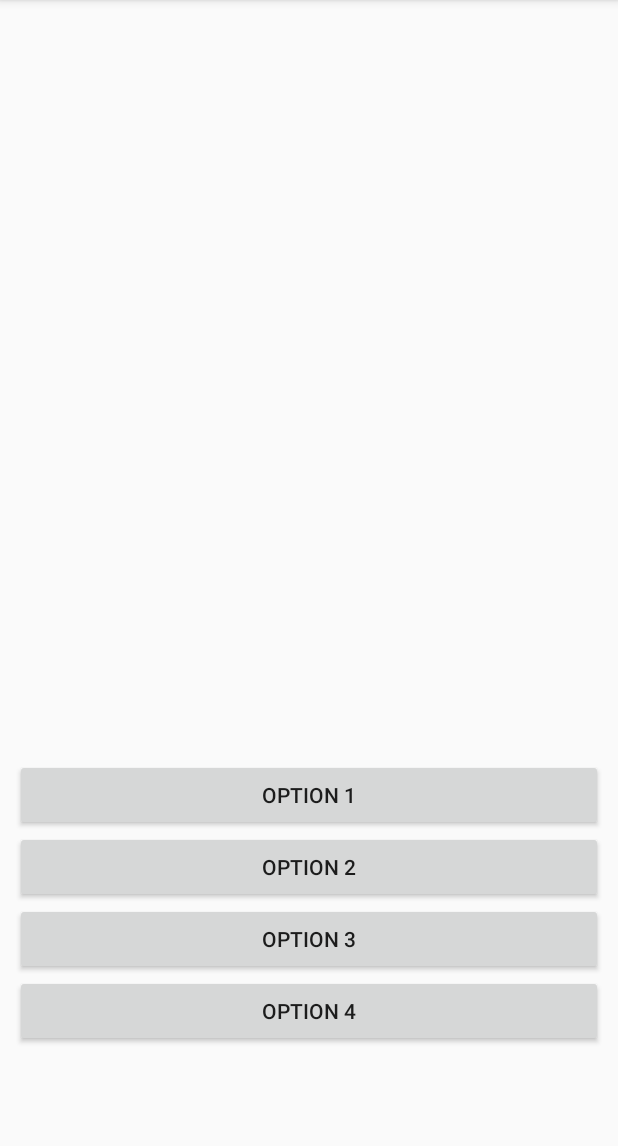
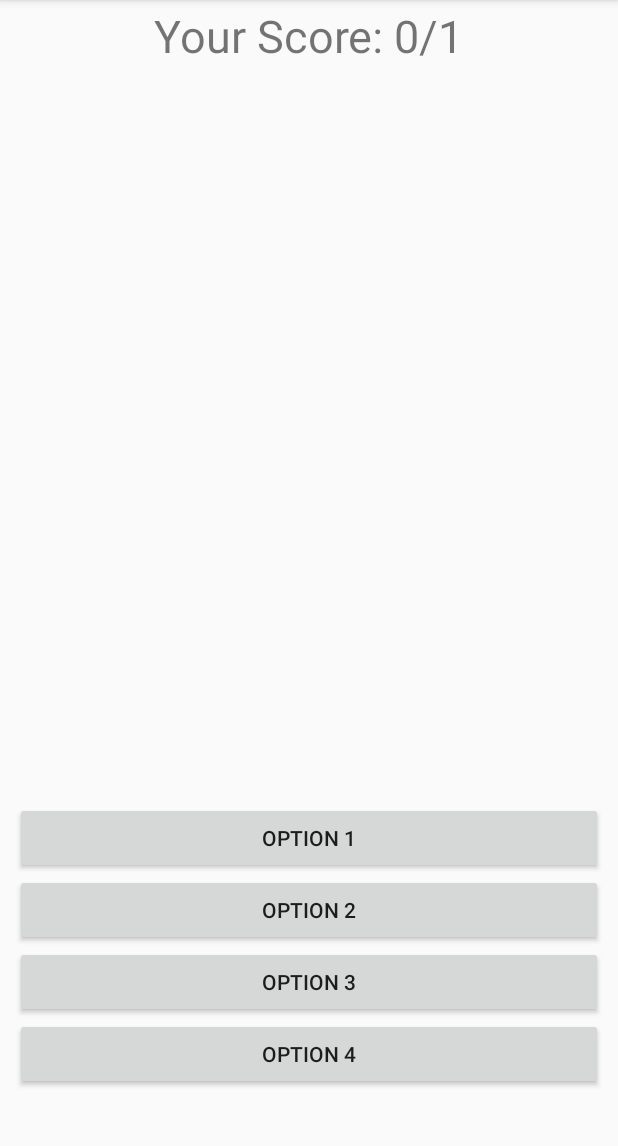
Before and after one commit to JZhou717/celeb_guesser_test, an Android app: the screen it shows after launch (MainActivity), after a tap on "OPTION 1", on a phone screen of 412 x 824 dp, the part 84-1230 px from its top. Run offline under Robolectric (Android 15) with nearby library versions, the phone set to English and light mode, and no system bars; 5 statements that could not run were skipped.

Commit message:
Added in scoreboard and removed reoccuring images

```diff
--- a/app/src/main/java/com/jakezhou/celebrityguesser/MainActivity.java
+++ b/app/src/main/java/com/jakezhou/celebrityguesser/MainActivity.java
@@ -1,5 +1,6 @@
 package com.jakezhou.celebrityguesser;
 
+import androidx.appcompat.app.AlertDialog;
 import androidx.appcompat.app.AppCompatActivity;
 
 import android.graphics.Bitmap;
@@ -8,9 +9,11 @@ import android.graphics.drawable.Drawable;
 import android.os.AsyncTask;
 import android.os.Bundle;
 import android.util.Log;
+import android.view.Gravity;
 import android.view.View;
 import android.widget.Button;
 import android.widget.ImageView;
+import android.widget.TextView;
 import android.widget.Toast;
 import java.io.InputStream;
 import java.io.InputStreamReader;
@@ -33,6 +36,7 @@ import javax.net.ssl.HttpsURLConnection;
 public class MainActivity extends AppCompatActivity {
 
     //View objects
+    TextView scoreboard;
     ImageView celebImage;
     Button option1;
     Button option2;
@@ -44,8 +48,13 @@ public class MainActivity extends AppCompatActivity {
     String imdb;
     List<String> urls;
     List<String> names;
-    //Stores the index of the current celebrity shown
+    List<String> allNames = new ArrayList<>();
+    //Stores the index and name of the current celebrity shown
     int curr = -1;
+    String name;
+    //Keeps track of user score
+    int correct = 0;
+    int total = 0;
 
     @Override
     protected void onCreate(Bundle savedInstanceState) {
@@ -54,6 +63,7 @@ public class MainActivity extends AppCompatActivity {
 
         onClick = new MyListener();
 
+        scoreboard = findViewById(R.id.scoreBoard);
         celebImage = findViewById(R.id.celebImage);
         option1 = findViewById(R.id.option1);
         option1.setOnClickListener(onClick);
@@ -79,8 +89,7 @@ public class MainActivity extends AppCompatActivity {
         Log.i("URL list size", urls.size() + "");
         names = findNames(imdb);
         Log.i("Names list size", names.size() + "");
-
-
+        allNames.addAll(names);
         newCeleb();
     }
 
@@ -90,19 +99,24 @@ public class MainActivity extends AppCompatActivity {
 
         //Getting a random celeb
         curr = r.nextInt(urls.size());
+
         //Setting the image for the celeb
         ImageDownloader downloader = new ImageDownloader();
         try {
-            celebImage.setImageBitmap(downloader.execute(urls.get(curr)).get());
+            //Removes this link so we do not get the same celeb again
+            celebImage.setImageBitmap(downloader.execute(urls.remove(curr)).get());
         }
         catch (Exception e) {
             e.printStackTrace();
         }
+
         //Setting the button options using a list to avoid redundant answers
         List<String> options = new ArrayList<>();
-        options.add(names.get(curr));
+        //Removes the name from the original list of names
+        name = names.remove(curr);
+        options.add(name);
         while(options.size() < 4) {
-            String temp = names.get(r.nextInt(names.size()));
+            String temp = allNames.get(r.nextInt(allNames.size()));
             if(!options.contains(temp))
                 options.add(temp);
         }
@@ -201,13 +215,29 @@ public class MainActivity extends AppCompatActivity {
         @Override
         public void onClick(View v) {
             Button button = (Button) v;
-            if(button.getText().equals(names.get(curr))) {
-                Toast.makeText(MainActivity.this, "You got it!", Toast.LENGTH_SHORT).show();
+            Toast toast;
+
+            if(button.getText().equals(name)) {
+                toast = Toast.makeText(MainActivity.this, "You got it!", Toast.LENGTH_SHORT);
+                correct++;
             }
             else {
-                Toast.makeText(MainActivity.this, "Sorry, it was " + names.get(curr), Toast.LENGTH_SHORT).show();
+                toast = Toast.makeText(MainActivity.this, "Sorry, it was " + name, Toast.LENGTH_SHORT);
             }
-            newCeleb();
+            toast.setGravity(Gravity.CENTER, 0, 0);
+            toast.show();
+            total++;
+            scoreboard.setText("Your Score: " + correct + "/" + total);
+
+            if(total == 100) {
+                new AlertDialog.Builder(MainActivity.this)
+                        .setTitle("All Done!")
+                        .setMessage("Thank you for playing! You've finished all the names. \n Your final score was " + correct + " out of 100.")
+                        .show();
+            }
+            else {
+                newCeleb();
+            }
         }
     }
 }
--- a/app/src/main/res/layout/activity_main.xml
+++ b/app/src/main/res/layout/activity_main.xml
@@ -6,18 +6,30 @@
     android:layout_height="match_parent"
     tools:context=".MainActivity">
 
+    <TextView
+        android:id="@+id/scoreBoard"
+        android:layout_width="wrap_content"
+        android:layout_height="wrap_content"
+        android:text="Your Score: 0/0"
+        app:layout_constraintTop_toTopOf="parent"
+        app:layout_constraintLeft_toLeftOf="parent"
+        app:layout_constraintRight_toRightOf="parent"
+        app:layout_constraintBottom_toBottomOf="parent"
+        app:layout_constraintVertical_bias=".005"
+        android:textSize="30sp"/>
+
     <ImageView
         android:id="@+id/celebImage"
         android:layout_width="280dp"
         android:layout_height="418dp"
-        app:layout_constraintBottom_toBottomOf="parent"
+        app:layout_constraintBottom_toTopOf="@+id/options"
         app:layout_constraintEnd_toEndOf="parent"
         app:layout_constraintStart_toStartOf="parent"
-        app:layout_constraintTop_toTopOf="parent"
-        app:layout_constraintVertical_bias="0.05"
+        app:layout_constraintTop_toBottomOf="@+id/scoreBoard"
         tools:srcCompat="@tools:sample/avatars" />
 
     <LinearLayout
+        android:id="@+id/options"
         android:layout_width="match_parent"
         android:layout_height="wrap_content"
         android:orientation="vertical"
@@ -51,4 +63,6 @@
             android:layout_height="wrap_content"
             android:text="Option 4"/>
     </LinearLayout>
+
+
 </androidx.constraintlayout.widget.ConstraintLayout>
```
